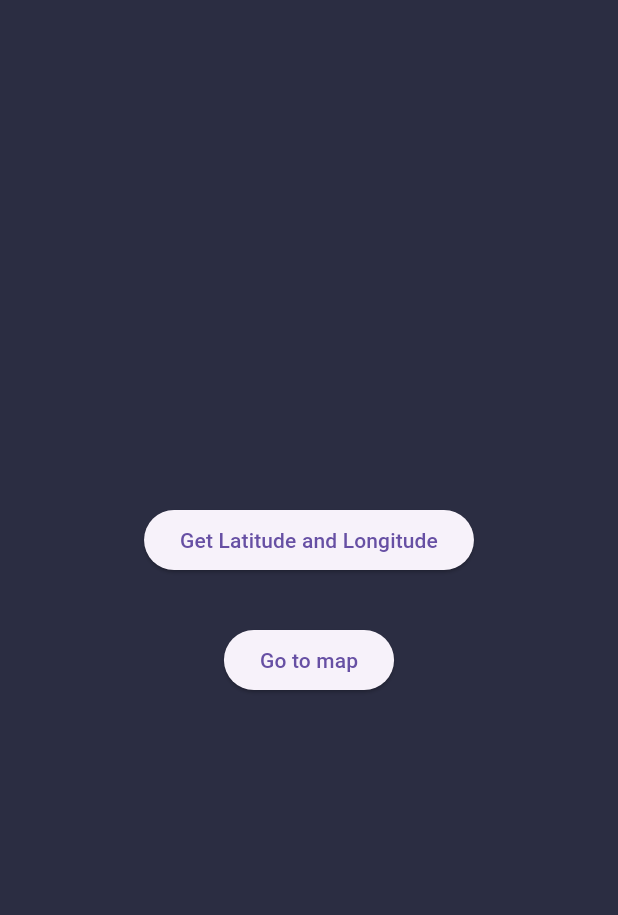
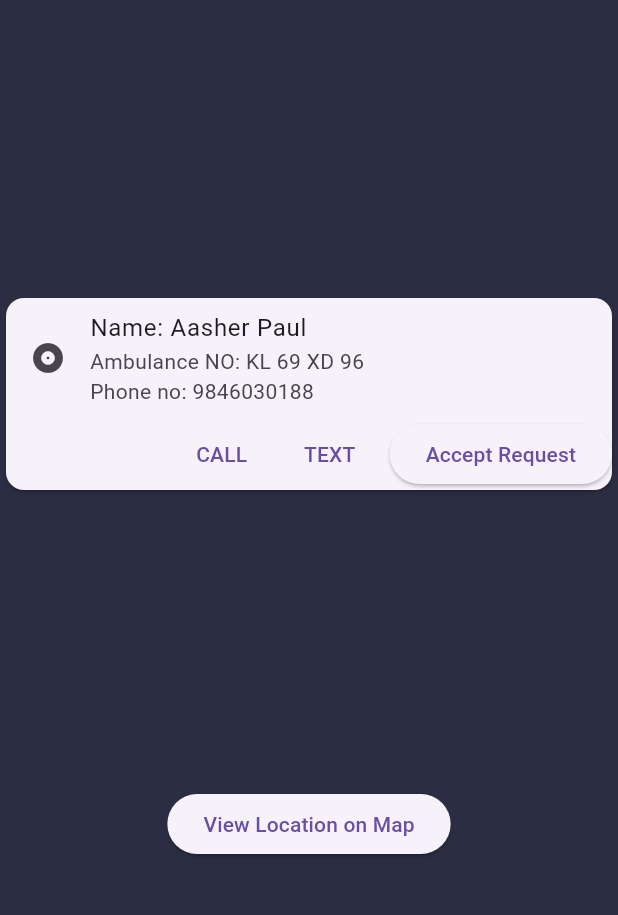
Before and after one commit to parzi-al/miniproject, a Flutter app: the LocationPage screen opened directly, on a phone screen of 412 x 824 dp, the part 84-999 px from its top. Run offline on Flutter 3.47's test engine with Material 3 defaults, Android fonts, the phone set to English and light mode, and no system bars; our stand-ins replace cloud_firestore, firebase_auth, firebase_core, firebase_database, geocoding, geolocator and 3 more; missing offline and left inert: flutter_polyline_points; accounts and stored records are empty.

```diff
--- a/lib/ambulance/nav.dart
+++ b/lib/ambulance/nav.dart
@@ -1,3 +1,4 @@
+import 'package:cloud_firestore/cloud_firestore.dart';
 import 'package:flutter/material.dart';
 import 'package:flutter_application_1/components/ambsvr.dart';
 import 'package:geocoding/geocoding.dart';
@@ -5,6 +6,7 @@ import 'package:geolocator/geolocator.dart';
 import 'package:hexcolor/hexcolor.dart';
 import 'package:google_fonts/google_fonts.dart';
 import 'package:url_launcher/url_launcher.dart';
+import 'package:url_launcher/url_launcher_string.dart';
 
 class LocationPage extends StatefulWidget {
   LocationPage({Key? key}) : super(key: key);
@@ -82,6 +84,12 @@ class _LocationPageState extends State<LocationPage> {
   }
 
   @override
+  void initState() {
+    super.initState();
+    _getCurrentPosition();
+  }
+
+  @override
   Widget build(BuildContext context) {
     return Scaffold(
       backgroundColor: HexColor('#2B2D42'),
@@ -103,25 +111,72 @@ class _LocationPageState extends State<LocationPage> {
       body: SafeArea(
         child: Center(
           child: Column(
-            mainAxisAlignment: MainAxisAlignment.center,
+            mainAxisAlignment: MainAxisAlignment.spaceEvenly,
             children: [
-
-              const SizedBox(height: 32),
+              Card(
+                child: Column(
+                  mainAxisSize: MainAxisSize.min,
+                  children: <Widget>[
+                    const ListTile(
+                      leading: Icon(Icons.album),
+                      title: Text('Name: Aasher Paul'),
+                      subtitle: Text(
+                          'Ambulance NO: KL 69 XD 96\nPhone no: 9846030188'),
+                    ),
+                    Row(
+                      mainAxisAlignment: MainAxisAlignment.end,
+                      children: <Widget>[
+                        TextButton(
+                          child: const Text('CALL'),
+                          onPressed: () async {
+                            await launchUrl(Uri.parse("tel:9846030188"));
+                          },
+                        ),
+                        const SizedBox(width: 8),
+                        TextButton(
+                          child: const Text('TEXT'),
+                          onPressed: () async {
+                            await launchUrl(Uri.parse("sms:9846030188"));
+                          },
+                        ),
+                        const SizedBox(width: 8),
                         ElevatedButton(
-                onPressed: _getCurrentPosition,
-                child: const Text("Get Latitude and Longitude"),
+                          onPressed: () {
+                            CollectionReference collref = FirebaseFirestore
+                                .instance
+                                .collection('ambdriver');
+                            collref.add({
+                              'Latitude': currentPosition?.latitude,
+                              'Longitude': currentPosition?.longitude,
+                            });
+                          },
+                          child: const Text("Accept Request"),
                         ),
-              const SizedBox(height: 32),
+                      ],
+                    ),
+                  ],
+                ),
+              ),
+              Column(
+                children: [
                   ElevatedButton(
                     onPressed: () async {
                       print('LAT: ${currentPosition?.latitude ?? ""}');
                       print('LNG: ${currentPosition?.longitude ?? ""}');
                       print('ADDRESS: ${currentAddress ?? ""}');
-                  await launchUrl(Uri.parse(
-                      "geo:currentPosition?.latitude,currentPosition?.longitude"));
+
+              final url = 'https://www.google.com/maps/dir/?api=1&destination=$currentAddress';
+              if (await canLaunchUrlString(url)) {
+                await launchUrlString(url);
+              } else {
+                throw 'Could not launch $url';
+              }
+
                     },
-                child: const Text("Go to map"),
+                    child: const Text("View Location on Map"),
                   )
+                ],
+              ),
             ],
           ),
         ),
```
Also changed, not shown: lib/components/ambsvr.dart (+33 -30 lines). Lines whose indentation alone changed are shown as unchanged.
